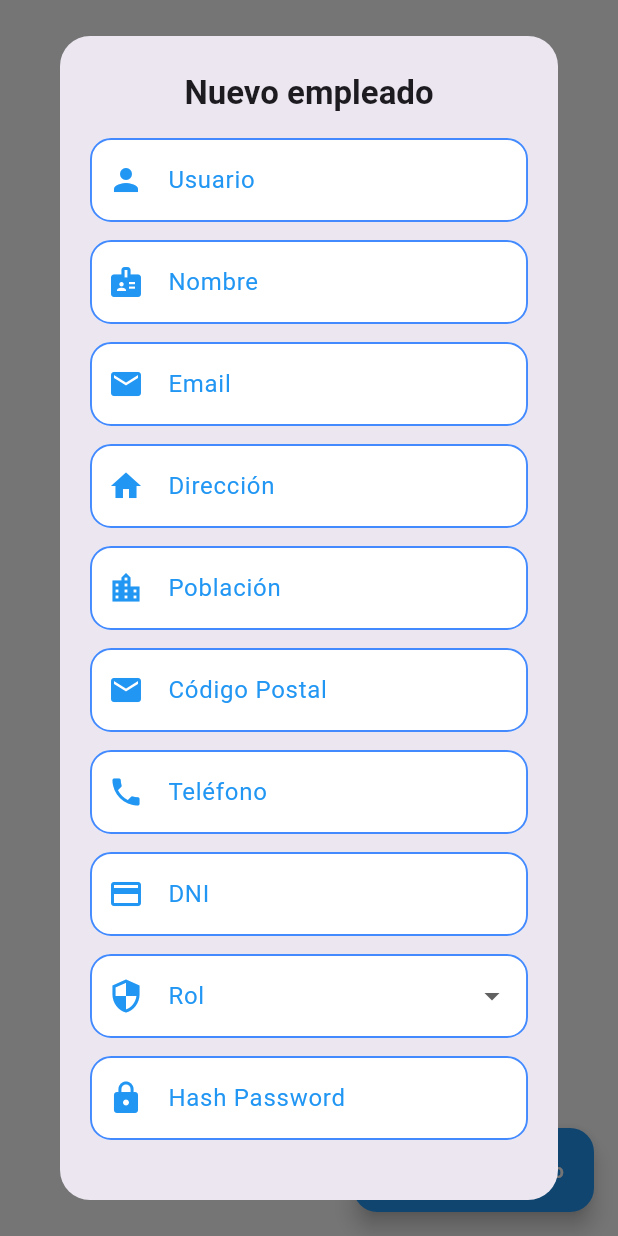
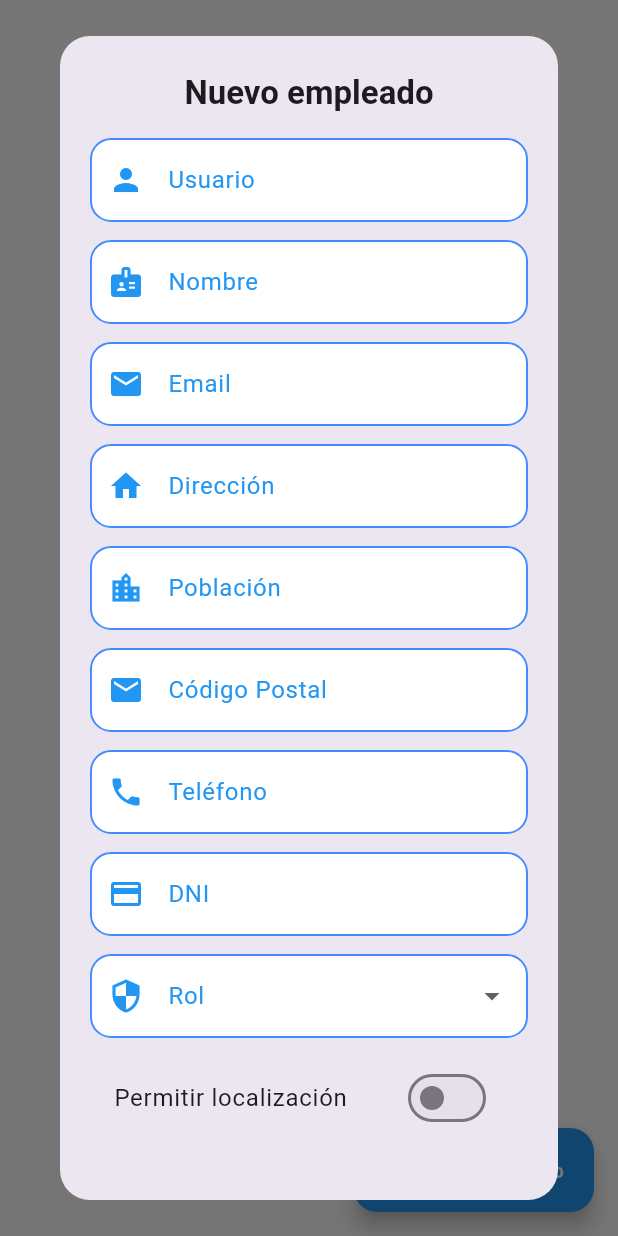
Before and after one commit to alepe03/fichar, a Flutter app: the UsuariosTab screen opened directly, after a tap on "Añadir usuario", on a phone screen of 412 x 824 dp. Run offline on Flutter 3.47's test engine with Material 3 defaults, Android fonts, the phone set to English and light mode, and no system bars; our stand-ins replace geolocator, open_file, shared_preferences, sqflite; accounts and stored records are empty; network calls fail.

Commit message:
mejora gps

```diff
--- a/lib/screens/admin_screen.dart
+++ b/lib/screens/admin_screen.dart
@@ -211,8 +211,10 @@ class _FormularioEmpleadoState extends State<_FormularioEmpleado> {
   late TextEditingController _telefonoCtrl;
   late TextEditingController _dniCtrl;
   late TextEditingController _passwordHashCtrl;
-  final _roles = ['admin', 'empleado'];
+
+  final _roles = ['admin', 'supervisor', 'empleado'];
   String? _rolSeleccionado;
+  bool _puedeLocalizar = false;
 
   late String _usuarioOriginal;
 
@@ -230,6 +232,7 @@ class _FormularioEmpleadoState extends State<_FormularioEmpleado> {
     _dniCtrl = TextEditingController(text: emp?.dni ?? '');
     _passwordHashCtrl = TextEditingController(text: emp?.passwordHash ?? '');
     _rolSeleccionado = emp?.rol;
+    _puedeLocalizar = (emp?.puedeLocalizar ?? 0) == 1;
 
     _usuarioOriginal = emp?.usuario ?? '';
   }
@@ -238,6 +241,9 @@ class _FormularioEmpleadoState extends State<_FormularioEmpleado> {
   Widget build(BuildContext context) {
     final isEditing = widget.empleadoExistente != null;
     final theme = Theme.of(context);
+
+    final bool puedeCambiarLocalizacion = _rolSeleccionado != 'supervisor';
+
     return SingleChildScrollView(
       child: Form(
         key: _formKey,
@@ -257,7 +263,7 @@ class _FormularioEmpleadoState extends State<_FormularioEmpleado> {
                 prefixIcon: Icon(Icons.person, color: kPrimaryBlue),
               ),
               validator: (v) => v == null || v.isEmpty ? 'Usuario obligatorio' : null,
-              enabled: true,
+              enabled: !isEditing,
             ),
             const SizedBox(height: 12),
             TextFormField(
@@ -339,24 +345,38 @@ class _FormularioEmpleadoState extends State<_FormularioEmpleado> {
                   .map(
                     (r) => DropdownMenuItem(
                       value: r,
-                      child: Text(r == 'admin' ? 'Administrador' : 'Empleado'),
+                      child: Text(
+                        r == 'admin'
+                            ? 'Administrador'
+                            : r == 'supervisor'
+                                ? 'Supervisor'
+                                : 'Empleado',
+                      ),
                     ),
                   )
                   .toList(),
-              onChanged: (v) => setState(() => _rolSeleccionado = v),
+              onChanged: (v) => setState(() {
+                _rolSeleccionado = v;
+                if (v == 'supervisor') {
+                  _puedeLocalizar = false;
+                }
+              }),
               validator: (v) => v == null ? 'Selecciona un rol' : null,
             ),
             const SizedBox(height: 12),
-            TextFormField(
-              controller: _passwordHashCtrl,
-              decoration: InputDecoration(
-                labelText: 'Hash Password',
-                border: const OutlineInputBorder(),
-                prefixIcon: Icon(Icons.lock, color: kPrimaryBlue),
-              ),
-              obscureText: true,
-              validator: (v) => v == null || v.isEmpty ? 'Contraseña obligatoria' : null,
+
+            SwitchListTile(
+              title: const Text('Permitir localización'),
+              value: _puedeLocalizar,
+              onChanged: puedeCambiarLocalizacion
+                  ? (value) {
+                      setState(() {
+                        _puedeLocalizar = value;
+                      });
+                    }
+                  : null,
             ),
+
             const SizedBox(height: 24),
             SizedBox(
               width: double.infinity,
@@ -377,6 +397,7 @@ class _FormularioEmpleadoState extends State<_FormularioEmpleado> {
                         dni: _dniCtrl.text.trim(),
                         rol: _rolSeleccionado,
                         passwordHash: _passwordHashCtrl.text.trim(),
+                        puedeLocalizar: _puedeLocalizar ? 1 : 0,
                       ),
                       _usuarioOriginal,
                     );
@@ -393,6 +414,7 @@ class _FormularioEmpleadoState extends State<_FormularioEmpleado> {
 }
 
 // ===== Fichajes Tab =====
+
 class FichajesTab extends StatefulWidget {
   const FichajesTab({Key? key}) : super(key: key);
 
@@ -648,12 +670,10 @@ class _FichajesTabState extends State<FichajesTab> {
         final registrosFiltrados = _filtrarRegistros(provider.historicos);
         final sesiones = _agruparSesiones(registrosFiltrados);
 
-        // Mapa para buscar empleado por usuario
         final Map<String, Empleado> mapaEmpleados = {
           for (var e in provider.empleados) e.usuario: e
         };
 
-        // Mapa para buscar incidencia por código y acceder a "computa"
         final Map<String, Incidencia> mapaIncidencias = {
           for (var i in provider.incidencias) i.codigo: i
         };
@@ -923,7 +943,6 @@ class IncidenciasTab extends StatelessWidget {
               if (incidencia == null) {
                 error = await provider.addIncidencia(nueva);
               } else {
-                // Aquí comprobamos si ha cambiado algo antes de actualizar:
                 if (nueva.codigo == incidencia.codigo &&
                     nueva.descripcion == incidencia.descripcion &&
                     nueva.computa == incidencia.computa) {
--- a/lib/screens/login_screen.dart
+++ b/lib/screens/login_screen.dart
@@ -114,6 +114,9 @@ class _LoginScreenState extends State<LoginScreen> {
       await prefs.setString('id_sucursal', '');
       await prefs.setString('token', '123456.abcd');
       print('[LOGIN] Token global guardado: 123456.abcd');
+
+      // Guarda el permiso de localización también para usarlo luego
+      await prefs.setInt('puede_localizar', empleado.puedeLocalizar);
 
       if (!mounted) return;
 
--- a/lib/services/empleado_service.dart
+++ b/lib/services/empleado_service.dart
@@ -83,6 +83,7 @@ class EmpleadoService {
         'dni': empleado.dni ?? '',
         'rol': empleado.rol ?? '',
         'password_hash': empleado.passwordHash ?? '',
+        'puede_localizar': empleado.puedeLocalizar.toString(),
       },
     );
     if (response.statusCode == 200) {
@@ -116,6 +117,7 @@ class EmpleadoService {
         'dni': empleado.dni ?? '',
         'rol': empleado.rol ?? '',
         'password_hash': empleado.passwordHash ?? '',
+        'puede_localizar': empleado.puedeLocalizar.toString(),
       },
     );
     if (response.statusCode == 200) {
```
Also changed, not shown: lib/db/database_helper.dart (+11 -2 lines), lib/models/empleado.dart (+9 -1 lines), lib/providers/admin_provider.dart (+30 -4 lines), lib/screens/fichar_screen.dart (+14 -5 lines).
